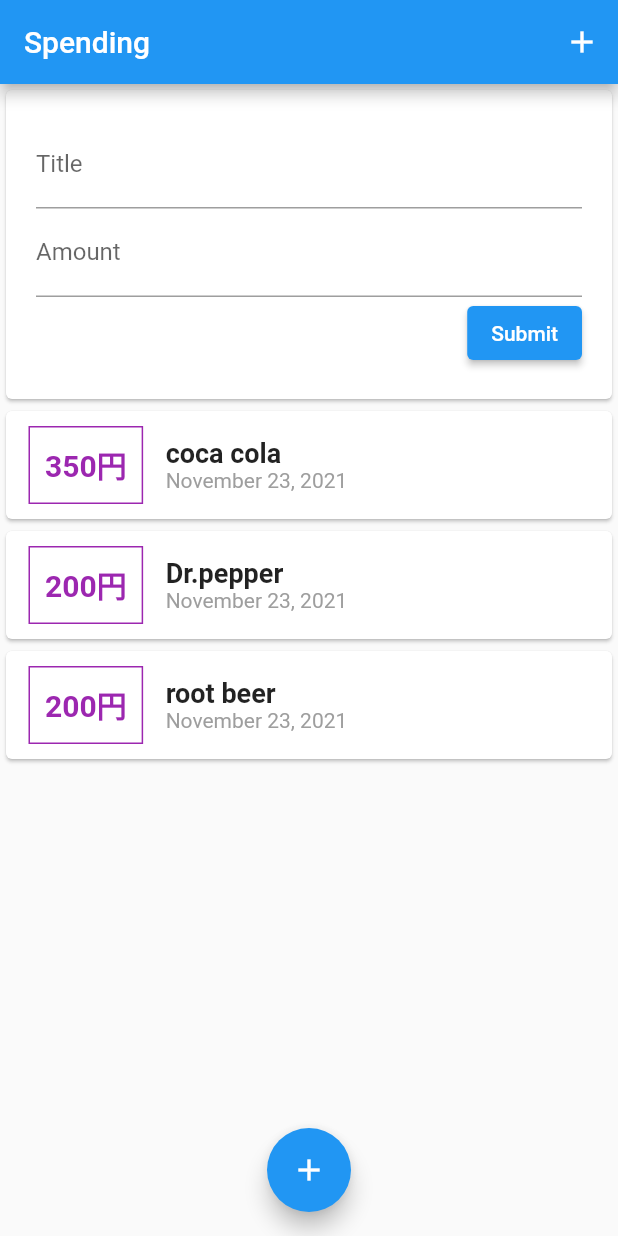
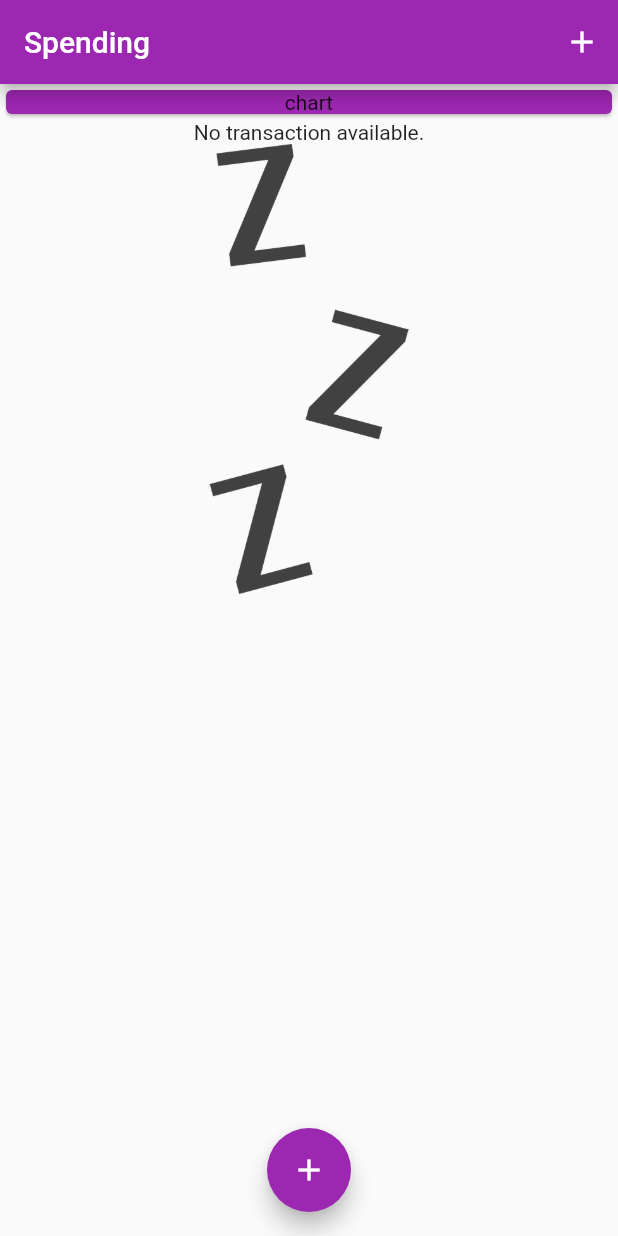
Before and after one commit to KazuToyonaga/flutter, a Flutter app: the screen it shows after launch, on a phone screen of 412 x 824 dp. Run offline on Flutter 3.47's test engine with Material 2 defaults, Android fonts, the phone set to English and light mode, and no system bars.

Commit message:
spending day 2

```diff
--- a/spending/lib/main.dart
+++ b/spending/lib/main.dart
@@ -1,29 +1,83 @@
 // ignore_for_file: prefer_const_constructors
 
 import 'package:flutter/material.dart';
-import 'package:intl/intl.dart';
+import 'package:spending/widgets/new_transaction.dart';
 
-import './widgets/user_transaction.dart';
+import '../models/transaction.dart';
+import './widgets/list_transaction.dart';
+import './widgets/chart.dart';
 
-void main() => runApp(App());
+void main() => runApp(MyApp());
 
-class App extends StatelessWidget {
+class MyApp extends StatelessWidget {
   @override
   Widget build(BuildContext context) {
     return MaterialApp(
-        home: Scaffold(
+      title: 'Flutter App',
+      theme: ThemeData(primarySwatch: Colors.purple),
+      home: MyHomePage(),
+    );
+  }
+}
+
+class MyHomePage extends StatefulWidget {
+  @override
+  _MyHomePageState createState() => _MyHomePageState();
+}
+
+class _MyHomePageState extends State<MyHomePage> {
+  final List<Transaction> _userTransaction = [
+    // Transaction(
+    //     id: 't1', amount: 350, date: DateTime.now(), title: 'coca cola'),
+    // Transaction(
+    //     id: 't2', amount: 200, date: DateTime.now(), title: 'Dr.pepper'),
+    // Transaction(
+    //     id: 't3', title: 'root beer', amount: 200, date: DateTime.now()),
+  ];
+
+  void _addNewTransaction(String txTitle, int txAmount) {
+    final newTx = Transaction(
+        id: DateTime.now().toString(),
+        title: txTitle,
+        amount: txAmount,
+        date: DateTime.now());
+
+    setState(() {
+      _userTransaction.add(newTx);
+    });
+  }
+
+  void _startAddNewTransaction(BuildContext ctx) {
+    showModalBottomSheet(
+        context: ctx,
+        builder: (_) {
+          return NewTransaction(_addNewTransaction);
+        });
+  }
+
+  @override
+  Widget build(BuildContext context) {
+    return Scaffold(
         appBar: AppBar(
           title: Text('Spending'),
+          backgroundColor: Theme.of(context).primaryColor,
           actions: <Widget>[
-                IconButton(onPressed: () {}, icon: Icon(Icons.add))
+            IconButton(
+                onPressed: () => _startAddNewTransaction(context),
+                icon: Icon(Icons.add))
           ],
         ),
-            body: UserTransaction(),
-            floatingActionButtonLocation:
-                FloatingActionButtonLocation.centerFloat,
+        body: Column(
+          crossAxisAlignment: CrossAxisAlignment.center,
+          children: [
+            Chart(),
+            ListTransaction(_userTransaction),
+          ],
+        ),
+        floatingActionButtonLocation: FloatingActionButtonLocation.centerFloat,
         floatingActionButton: FloatingActionButton(
           child: Icon(Icons.add),
-              onPressed: () {},
-            )));
+          onPressed: () => _startAddNewTransaction(context),
+        ));
   }
 }
--- /dev/null
+++ b/spending/lib/widgets/chart.dart
@@ -0,0 +1,18 @@
+import 'package:flutter/material.dart';
+
+class Chart extends StatelessWidget {
+  const Chart({Key? key}) : super(key: key);
+
+  @override
+  Widget build(BuildContext context) {
+    return Container(
+        width: double.infinity,
+        child: Card(
+          color: Theme.of(context).primaryColor,
+          child: Text(
+            'chart',
+            textAlign: TextAlign.center,
+          ),
+        ));
+  }
+}
--- a/spending/lib/widgets/list_transaction.dart
+++ b/spending/lib/widgets/list_transaction.dart
@@ -4,7 +4,6 @@ import 'package:flutter/material.dart';
 import 'package:intl/intl.dart';
 
 import '../models/transaction.dart';
-import './user_transaction.dart';
 
 class ListTransaction extends StatelessWidget {
   final List<Transaction> transaction;
@@ -15,7 +14,20 @@ class ListTransaction extends StatelessWidget {
   Widget build(BuildContext context) {
     return Container(
         height: 498,
-        child: ListView.builder(
+        width: double.infinity,
+        child: transaction.isEmpty
+            ? Column(
+                crossAxisAlignment: CrossAxisAlignment.center,
+                children: <Widget>[
+                    Text('No transaction available.'),
+                    Container(
+                        height: 300,
+                        child: Image.asset(
+                          'assets/images/waiting.png',
+                          fit: BoxFit.cover,
+                        ))
+                  ])
+            : ListView.builder(
                 itemBuilder: (ctx, index) {
                   return Container(
                       alignment: Alignment.center,
@@ -28,14 +40,15 @@ class ListTransaction extends StatelessWidget {
                               horizontal: 15,
                             ),
                             decoration: BoxDecoration(
-                          border: Border.all(color: Colors.purple)),
+                                border: Border.all(
+                                    color: Theme.of(context).primaryColor)),
                             padding: EdgeInsetsDirectional.all(10),
                             child: Text(
                               '${transaction[index].amount}円',
                               style: TextStyle(
                                 fontWeight: FontWeight.bold,
                                 fontSize: 20,
-                          color: Colors.purple,
+                                color: Theme.of(context).primaryColor,
                               ),
                             ),
                           ),
--- a/spending/lib/widgets/new_transaction.dart
+++ b/spending/lib/widgets/new_transaction.dart
@@ -2,12 +2,19 @@ import 'package:flutter/material.dart';
 
 import './list_transaction.dart';
 
-class NewTransaction extends StatelessWidget {
-  final titleController = TextEditingController();
-  final amountController = TextEditingController();
+class NewTransaction extends StatefulWidget {
   final Function submit;
 
   NewTransaction(this.submit);
+
+  @override
+  State<NewTransaction> createState() => _NewTransactionState();
+}
+
+class _NewTransactionState extends State<NewTransaction> {
+  final titleController = TextEditingController();
+
+  final amountController = TextEditingController();
 
   void submitData() {
     final titleSubmit = titleController.text;
@@ -17,7 +24,7 @@ class NewTransaction extends StatelessWidget {
       return;
     }
 
-    submit(titleSubmit, amountSubmit);
+    widget.submit(titleSubmit, amountSubmit);
   }
 
   @override
@@ -39,7 +46,10 @@ class NewTransaction extends StatelessWidget {
                   onSubmitted: (_) => submitData(),
                   keyboardType: TextInputType.number,
                 ),
-                ElevatedButton(onPressed: submitData, child: Text('Submit'))
+                ElevatedButton(
+                  onPressed: submitData,
+                  child: Text('Submit'),
+                )
               ],
             )));
   }
--- a/spending/lib/widgets/user_transaction.dart
+++ /dev/null
@@ -1,41 +0,0 @@
-import 'package:flutter/material.dart';
-
-import '../models/transaction.dart';
-import './list_transaction.dart';
-import './new_transaction.dart';
-
-class UserTransaction extends StatefulWidget {
-  @override
-  _UserTransactionState createState() => _UserTransactionState();
-}
-
-class _UserTransactionState extends State<UserTransaction> {
-  @override
-  final List<Transaction> _userTransaction = [
-    Transaction(
-        id: 't1', amount: 350, date: DateTime.now(), title: 'coca cola'),
-    Transaction(
-        id: 't2', amount: 200, date: DateTime.now(), title: 'Dr.pepper'),
-    Transaction(
-        id: 't3', title: 'root beer', amount: 200, date: DateTime.now()),
-  ];
-
-  void _addNewTransaction(String txTitle, int txAmount) {
-    final newTx = Transaction(
-        id: DateTime.now().toString(),
-        title: txTitle,
-        amount: txAmount,
-        date: DateTime.now());
-
-    setState(() {
-      _userTransaction.add(newTx);
-    });
-  }
-
-  Widget build(BuildContext context) {
-    return Column(children: <Widget>[
-      NewTransaction(_addNewTransaction),
-      ListTransaction(_userTransaction)
-    ]);
-  }
-}
--- a/spending/pubspec.yaml
+++ b/spending/pubspec.yaml
@@ -59,8 +59,8 @@ flutter:
   uses-material-design: true
 
   # To add assets to your application, add an assets section, like this:
-  # assets:
-  #   - images/a_dot_burr.jpeg
+  assets:
+    - assets/images/waiting.png
   #   - images/a_dot_ham.jpeg
 
   # An image asset can refer to one or more resolution-specific "variants", see
```
Also changed, not shown: spending/assets/images/waiting.png (added), 1 other file. Lines whose indentation alone changed are shown as unchanged.
